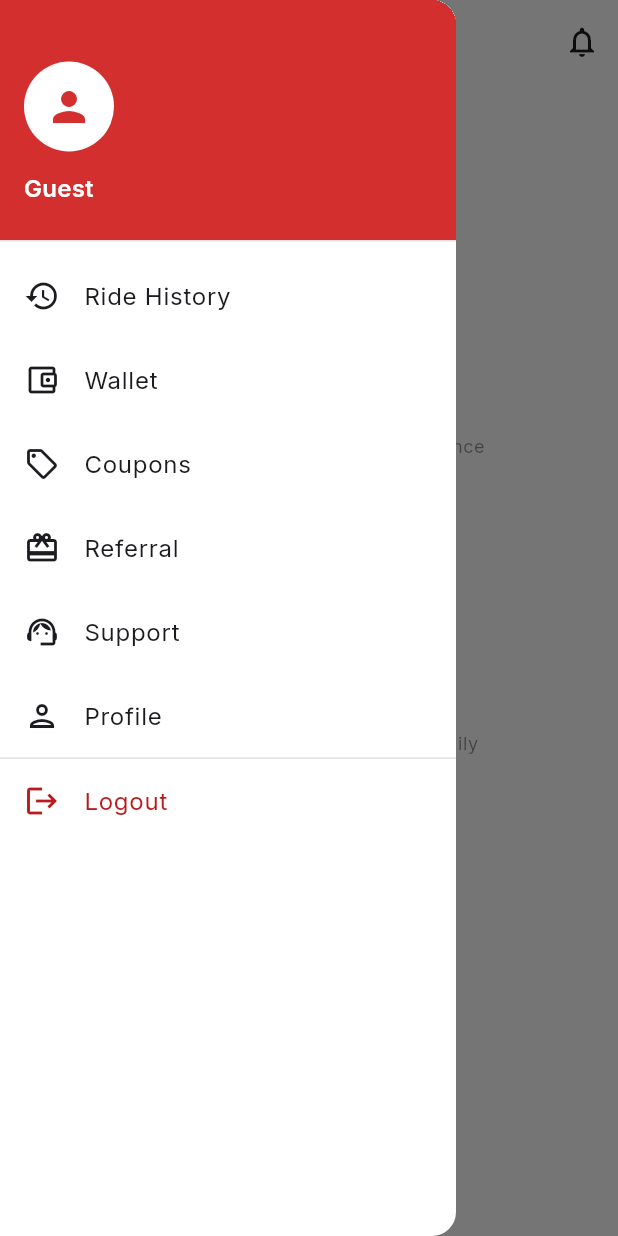
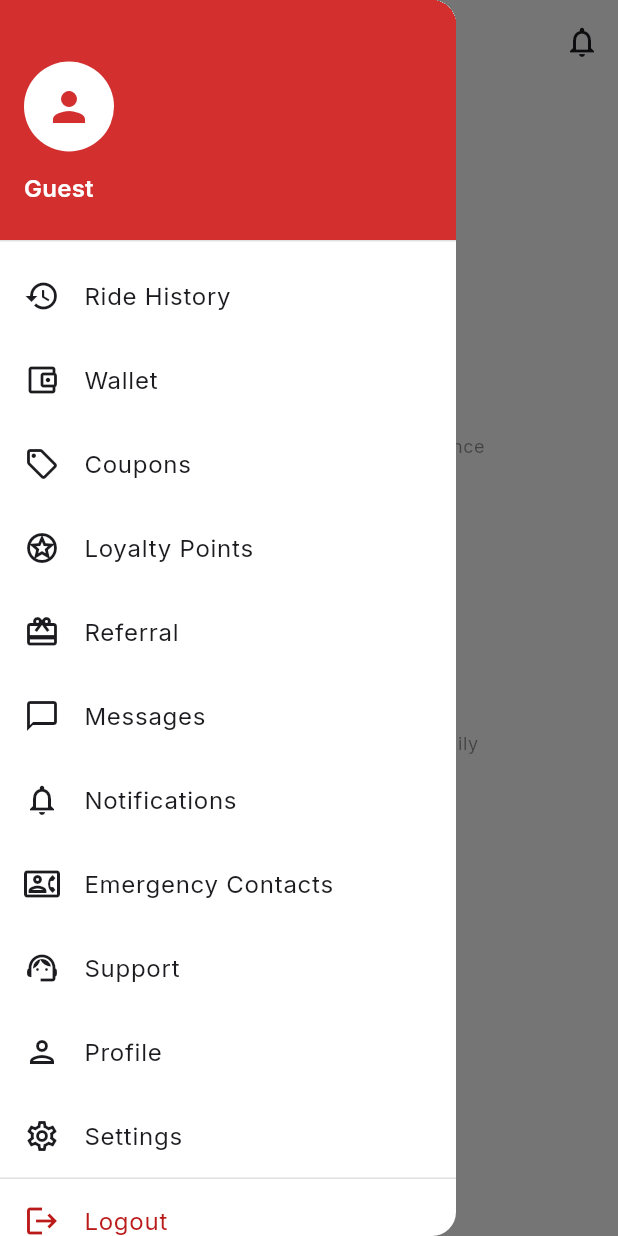
Before and after one commit to alanpaul5433-gif/RWP3, a Flutter app: the HomePage screen opened by its route, with the side drawer open, on a phone screen of 412 x 824 dp. Run offline on Flutter 3.47's test engine with Material 3 defaults, Android fonts, the phone set to English and light mode, and no system bars; our stand-ins replace dartz, equatable, flutter_bloc, get_it, go_router, google_fonts; accounts and stored records are empty.

Commit message:
Wire all routes and expand admin navigation
Customer: Connected 14 drawer items to real routes (ride history,
wallet, coupons, loyalty, referral, inbox, notifications, emergency
contacts, support, profile, settings). All pages now navigable.

Admin: Expanded NavigationRail from 5 to 9 destinations (added
zones, banners, subscription plans, roles). Replaced placeholder
routes with real BLoC-powered pages.

All 42 tests pass.

Co-Authored-By: Claude Opus 4.6 (1M context) <noreply@anthropic.com>

```diff
--- a/customer/lib/features/home/presentation/pages/home_page.dart
+++ b/customer/lib/features/home/presentation/pages/home_page.dart
@@ -64,42 +64,17 @@ class HomePage extends StatelessWidget {
                     ],
                   ),
                 ),
-                ListTile(
-                  leading: const Icon(Icons.history),
-                  title: const Text('Ride History'),
-                  onTap: () => Navigator.pop(context),
-                ),
-                ListTile(
-                  leading: const Icon(Icons.account_balance_wallet_outlined),
-                  title: const Text('Wallet'),
-                  onTap: () {
-                    Navigator.pop(context);
-                    context.push('/wallet');
-                  },
-                ),
-                ListTile(
-                  leading: const Icon(Icons.local_offer_outlined),
-                  title: const Text('Coupons'),
-                  onTap: () => Navigator.pop(context),
-                ),
-                ListTile(
-                  leading: const Icon(Icons.card_giftcard),
-                  title: const Text('Referral'),
-                  onTap: () => Navigator.pop(context),
-                ),
-                ListTile(
-                  leading: const Icon(Icons.support_agent),
-                  title: const Text('Support'),
-                  onTap: () => Navigator.pop(context),
-                ),
-                ListTile(
-                  leading: const Icon(Icons.person_outlined),
-                  title: const Text('Profile'),
-                  onTap: () {
-                    Navigator.pop(context);
-                    context.push('/profile');
-                  },
-                ),
+                _DrawerItem(Icons.history, 'Ride History', '/ride-history'),
+                _DrawerItem(Icons.account_balance_wallet_outlined, 'Wallet', '/wallet'),
+                _DrawerItem(Icons.local_offer_outlined, 'Coupons', '/coupons'),
+                _DrawerItem(Icons.stars_outlined, 'Loyalty Points', '/loyalty'),
+                _DrawerItem(Icons.card_giftcard, 'Referral', '/referral'),
+                _DrawerItem(Icons.chat_bubble_outline, 'Messages', '/inbox'),
+                _DrawerItem(Icons.notifications_outlined, 'Notifications', '/notifications'),
+                _DrawerItem(Icons.contact_phone_outlined, 'Emergency Contacts', '/emergency-contacts'),
+                _DrawerItem(Icons.support_agent, 'Support', '/support'),
+                _DrawerItem(Icons.person_outlined, 'Profile', '/profile'),
+                _DrawerItem(Icons.settings_outlined, 'Settings', '/settings'),
                 const Divider(),
                 ListTile(
                   leading: Icon(Icons.logout, color: colorScheme.error),
@@ -189,6 +164,25 @@ class HomePage extends StatelessWidget {
   }
 }
 
+class _DrawerItem extends StatelessWidget {
+  final IconData icon;
+  final String label;
+  final String route;
+  const _DrawerItem(this.icon, this.label, this.route);
+
+  @override
+  Widget build(BuildContext context) {
+    return ListTile(
+      leading: Icon(icon),
+      title: Text(label),
+      onTap: () {
+        Navigator.pop(context);
+        context.push(route);
+      },
+    );
+  }
+}
+
 class _RideTypeCard extends StatelessWidget {
   final IconData icon;
   final String label;
```
Also changed, not shown: admin/lib/app/router.dart (+33 -39 lines), admin/lib/features/dashboard/presentation/pages/admin_shell.dart (+18 -30 lines), customer/lib/app/router.dart (+115 -127 lines).
